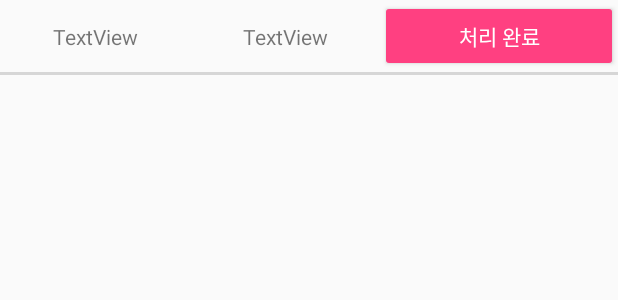
After one commit to khseob0715/SWHackthon, an Android app: the layout item_notification.xml on its own in the app's theme, with its tools: preview values and no code run, on a phone screen of 412 x 824 dp. The commit adds this screen. Shown: the top 300 px of the screen. Run offline under Robolectric (Android 15) with nearby library versions, the phone set to English and light mode, and no system bars.

Commit message:
recycler view

```diff
--- a/app/src/main/java/com/example/vclab/shipcrew/Fragment/AtlasMapFragment.java
+++ b/app/src/main/java/com/example/vclab/shipcrew/Fragment/AtlasMapFragment.java
@@ -301,7 +301,7 @@ public class AtlasMapFragment extends Fragment implements View.OnClickListener,
 
                 SimpleDateFormat simpleDateFormat = new SimpleDateFormat("yyyy-MM-dd hh:mm:ss");
 
-                final PositionModel positionModel = new PositionModel(userlat, userlon, MainActivity.UserName, simpleDateFormat.format(today));
+                final PositionModel positionModel = new PositionModel(userlat, userlon, MainActivity.UserName, ts, simpleDateFormat.format(today));
 
                 mDatabase.child("userPoint").child(ts).setValue(positionModel);
             }
--- a/app/src/main/java/com/example/vclab/shipcrew/Model/PositionModel.java
+++ b/app/src/main/java/com/example/vclab/shipcrew/Model/PositionModel.java
@@ -10,16 +10,18 @@ public class PositionModel {
     public Double lon;
     public String name;
     public String ts;
+    public String date;
 
     public PositionModel() {
         // Default constructor required for calls to DataSnapshot.getValue(User.class)
     }
 
-    public PositionModel(Double lat, Double lon, String name, String ts) {
+    public PositionModel(Double lat, Double lon, String name, String ts, String date) {
         this.lat = lat;
         this.lon = lon;
         this.name = name;
         this.ts = ts;
+        this.date = date;
     }
 
     public Double getLat(){
@@ -31,5 +33,6 @@ public class PositionModel {
 
     public String getName(){ return name; }
     public String getTS() { return ts; }
+    public String getDate() { return date; }
 
 }
--- /dev/null
+++ b/app/src/main/res/layout/item_notification.xml
@@ -0,0 +1,45 @@
+<?xml version="1.0" encoding="utf-8"?>
+<LinearLayout
+    xmlns:android="http://schemas.android.com/apk/res/android"
+    android:layout_width="match_parent"
+    android:layout_height="match_parent"
+    android:orientation="vertical">
+
+    <LinearLayout
+        android:layout_width="match_parent"
+        android:layout_height="wrap_content"
+        android:orientation="horizontal">
+
+        <TextView
+            android:id="@+id/item_date_text"
+            android:layout_width="wrap_content"
+            android:layout_height="wrap_content"
+            android:layout_weight="1"
+            android:text="TextView"
+            android:textAlignment="center" />
+
+        <TextView
+            android:id="@+id/item_name_text"
+            android:layout_width="wrap_content"
+            android:layout_height="wrap_content"
+            android:layout_weight="1"
+            android:text="TextView"
+            android:textAlignment="center" />
+
+        <Button
+            android:id="@+id/item_button"
+            style="@style/Widget.AppCompat.Button.Colored"
+            android:layout_width="wrap_content"
+            android:layout_height="wrap_content"
+            android:layout_weight="1"
+            android:text="처리 완료" />
+
+    </LinearLayout>
+
+    <View
+        android:layout_width="match_parent"
+        android:layout_height="2dp"
+        android:layout_centerInParent="true"
+        android:background="#d6d6d6" />
+
+</LinearLayout>
```
Also changed, not shown: app/src/main/java/com/example/vclab/shipcrew/Fragment/ListNotificationFragment.java (added, +139 -0 lines), app/src/main/res/layout/fragment_manual.xml (+6 -6 lines), app/src/main/res/layout/fragment_notification_list.xml (added, +15 -0 lines).
